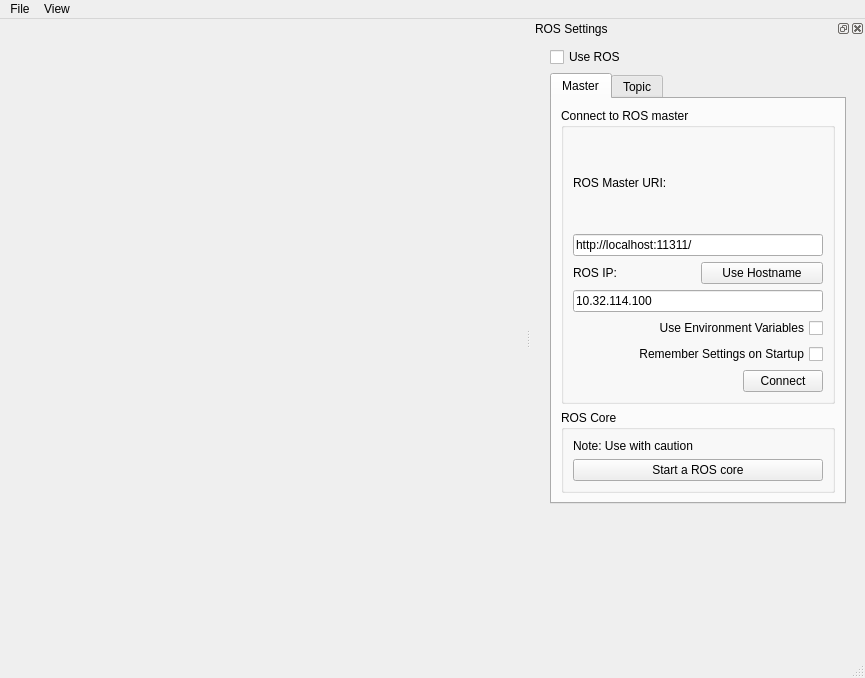
Qt form src/mainwindow.ui (mjhaskell/copter_sim) before a commit.
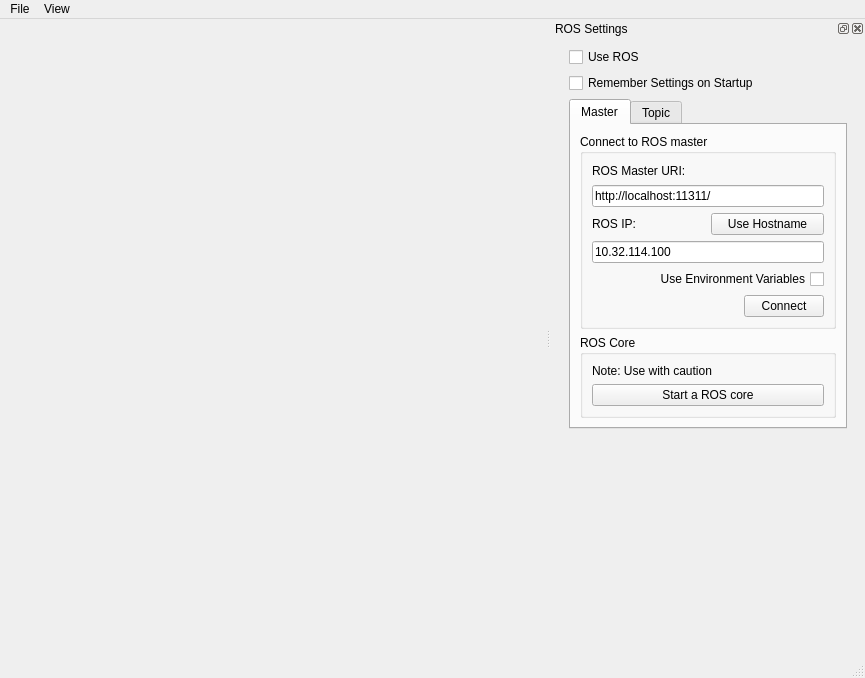
The same form after that commit. Icons and pictures are not drawn.

Commit message: Added remember settings on startup functionality

```diff
--- a/src/mainwindow.ui
+++ b/src/mainwindow.ui
@@ -88,7 +88,7 @@
    </property>
    <property name="minimumSize">
     <size>
-     <width>311</width>
+     <width>284</width>
      <height>500</height>
     </size>
    </property>
@@ -105,8 +105,11 @@
     <number>2</number>
    </attribute>
    <widget class="QWidget" name="dockWidgetContents">
-    <layout class="QGridLayout" name="gridLayout_3" rowstretch="1,3,1" columnstretch="1,30,1">
-     <item row="1" column="1">
+    <property name="layoutDirection">
+     <enum>Qt::LeftToRight</enum>
+    </property>
+    <layout class="QGridLayout" name="gridLayout_3" rowstretch="1,3,1,1" columnstretch="1,30,1">
+     <item row="2" column="1">
       <widget class="QTabWidget" name="ros_tab_widget">
        <property name="contextMenuPolicy">
         <enum>Qt::PreventContextMenu</enum>
@@ -178,16 +181,6 @@
               </property>
              </widget>
             </item>
-            <item row="7" column="0" colspan="2">
-             <widget class="QCheckBox" name="remember_check_box">
-              <property name="layoutDirection">
-               <enum>Qt::RightToLeft</enum>
-              </property>
-              <property name="text">
-               <string>Remember Settings on Startup</string>
-              </property>
-             </widget>
-            </item>
             <item row="6" column="0" colspan="2">
              <widget class="QCheckBox" name="use_env_check_box">
               <property name="statusTip">
@@ -276,7 +269,7 @@
        </property>
       </widget>
      </item>
-     <item row="1" column="2">
+     <item row="2" column="2">
       <spacer name="horizontalSpacer_2">
        <property name="orientation">
         <enum>Qt::Horizontal</enum>
@@ -289,20 +282,7 @@
        </property>
       </spacer>
      </item>
-     <item row="1" column="0">
-      <spacer name="horizontalSpacer">
-       <property name="orientation">
-        <enum>Qt::Horizontal</enum>
-       </property>
-       <property name="sizeHint" stdset="0">
-        <size>
-         <width>40</width>
-         <height>20</height>
-        </size>
-       </property>
-      </spacer>
-     </item>
-     <item row="2" column="1">
+     <item row="3" column="1">
       <spacer name="verticalSpacer">
        <property name="orientation">
         <enum>Qt::Vertical</enum>
@@ -315,6 +295,29 @@
        </property>
       </spacer>
      </item>
+     <item row="2" column="0">
+      <spacer name="horizontalSpacer">
+       <property name="orientation">
+        <enum>Qt::Horizontal</enum>
+       </property>
+       <property name="sizeHint" stdset="0">
+        <size>
+         <width>40</width>
+         <height>20</height>
+        </size>
+       </property>
+      </spacer>
+     </item>
+     <item row="1" column="1">
+      <widget class="QCheckBox" name="remember_check_box">
+       <property name="layoutDirection">
+        <enum>Qt::LeftToRight</enum>
+       </property>
+       <property name="text">
+        <string>Remember Settings on Startup</string>
+       </property>
+      </widget>
+     </item>
     </layout>
    </widget>
   </widget>
```
The commit also changes 2 other files.
